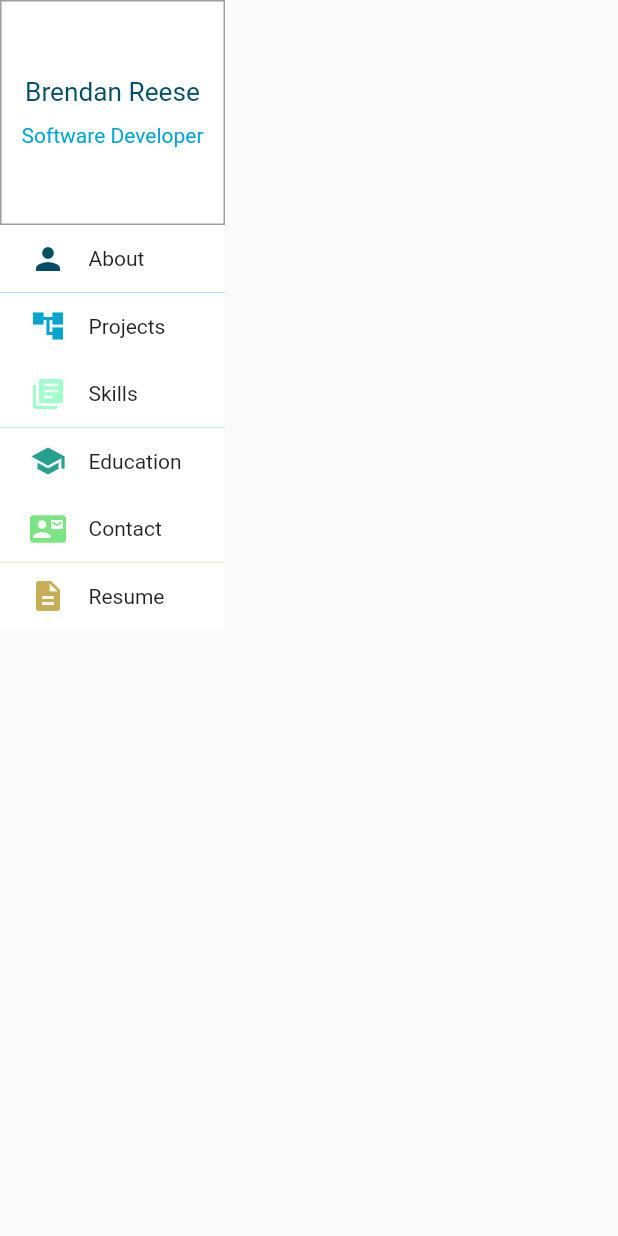
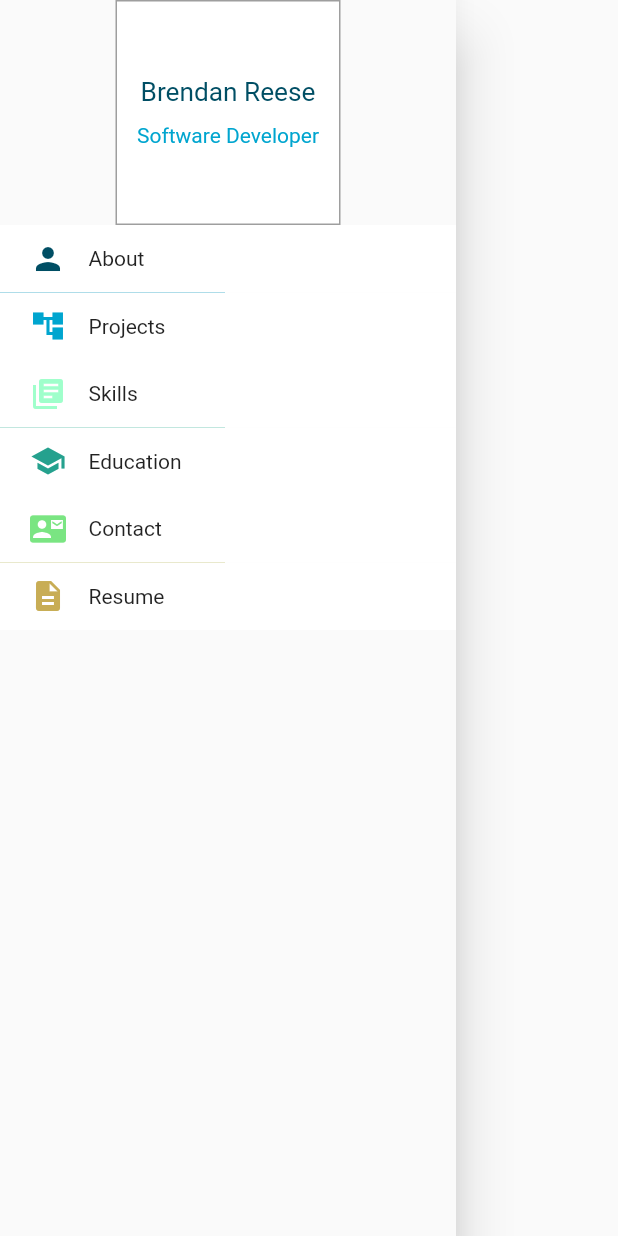
Before and after one commit to reesebre82/flutterwebsite, a Flutter app: the NavBar widget shown alone on an empty page, opened directly, on a phone screen of 412 x 824 dp. Run offline on Flutter 3.47's test engine with Material 2 defaults, Android fonts, the phone set to English and light mode, and no system bars; statements that could not run were skipped.

Commit message:
Updated Container to drawer

```diff
--- a/lib/NavBar.dart
+++ b/lib/NavBar.dart
@@ -9,9 +9,7 @@ class NavBar extends StatefulWidget {
 class _NavBarState extends State<NavBar> {
   @override
   Widget build(BuildContext context) {
-    return Container(
-      height: MediaQuery.of(context).size.height,
-      width: 150,
+    return Drawer(
       child: Column(
         mainAxisAlignment: MainAxisAlignment.start,
         children: [
```
